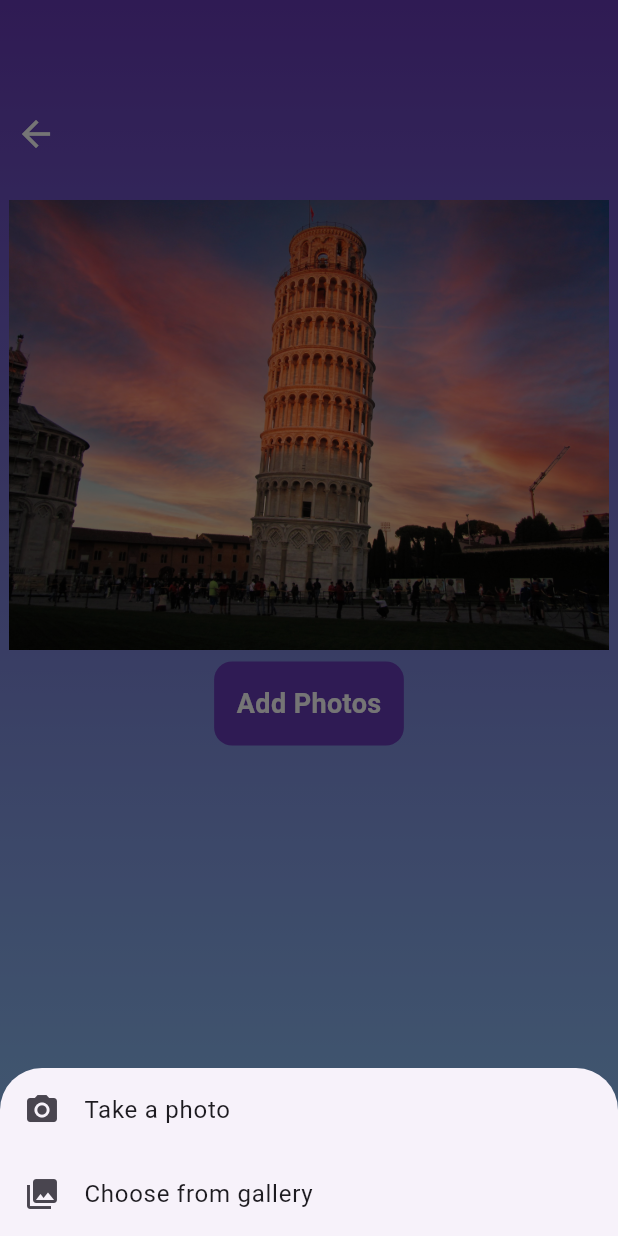
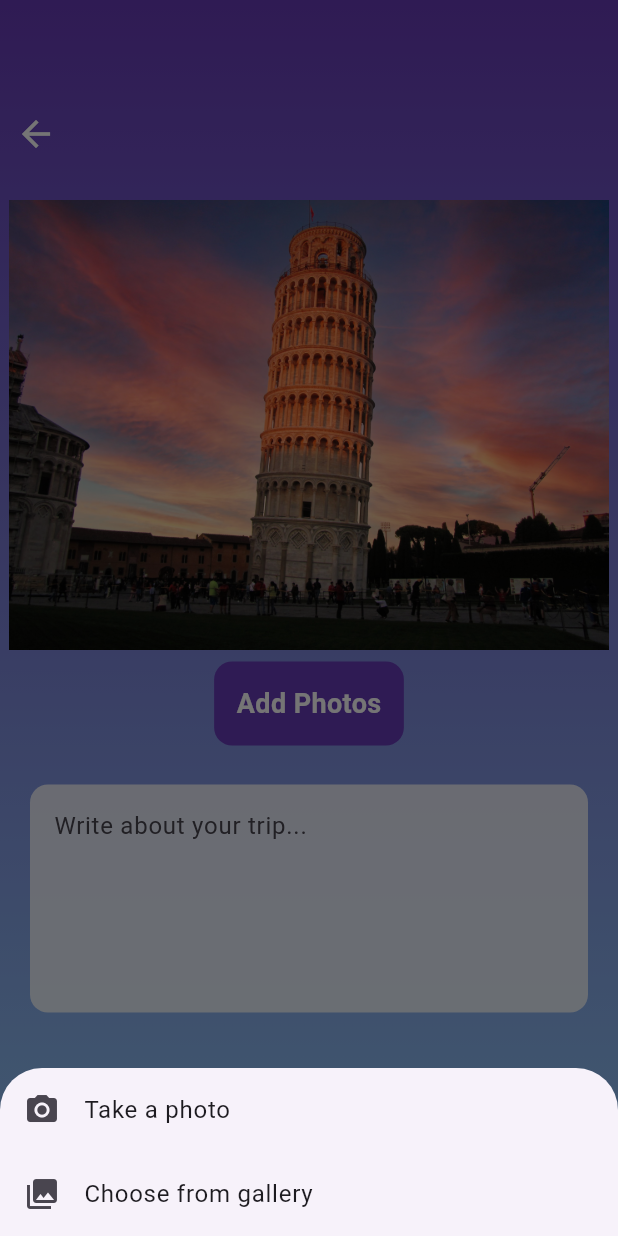
Before and after one commit to timahern/BucketLists, a Flutter app: the BucketItemScreen screen opened directly with empty values, after a tap on "Add Photos", on a phone screen of 412 x 824 dp. Run offline on Flutter 3.47's test engine with Material 3 defaults, Android fonts, the phone set to English and light mode, and no system bars; our stand-ins replace cloud_firestore, firebase_auth, firebase_core, flutter_slidable, google_fonts, image_picker; accounts and stored records are empty.

Commit message:
added description box for bucket item screen and saving function for it

```diff
--- a/bucket_list_app/lib/screens/bucket_item_screen.dart
+++ b/bucket_list_app/lib/screens/bucket_item_screen.dart
@@ -20,19 +20,27 @@ class BucketItemScreen extends StatefulWidget {
 
 class _BucketItemScreenState extends State<BucketItemScreen> {
 
+  TextEditingController _descriptionController = TextEditingController();
+
   final ImagePicker picker = ImagePicker();
   late PageController _pageController;
   int _currentPage = 0;
 
   @override
   void initState() {
+
     super.initState();
+    _descriptionController = TextEditingController(
+      text: widget.bucketItem.description ?? '',
+    );
+
     _pageController = PageController(viewportFraction: 0.85);
    // _pageController = PageController();
   }
 
   @override
   void dispose() {
+    _descriptionController.dispose();
     _pageController.dispose();
     super.dispose();
   }
@@ -193,6 +201,31 @@ class _BucketItemScreenState extends State<BucketItemScreen> {
   }
 
 
+  //saving the description function
+  Future<void> saveDescription(String newDescription) async {
+    try {
+      final itemRef = FirebaseFirestore.instance
+          .collection('bucket_items')
+          .doc(widget.bucketItem.id);
+
+      await itemRef.update({
+        'description': newDescription,
+      });
+
+      print("✅ Description updated.");
+
+      setState(() {
+        widget.bucketItem.description = newDescription;
+      });
+
+      widget.onUpdate();
+    } catch (e) {
+      print("❌ Failed to update description: $e");
+      ScaffoldMessenger.of(context).showSnackBar(
+        SnackBar(content: Text('Failed to update description: $e')),
+      );
+    }
+  }
 
 
 
@@ -212,7 +245,8 @@ class _BucketItemScreenState extends State<BucketItemScreen> {
       child: Scaffold(
         backgroundColor: Colors.transparent,
 
-        body: Column(
+        body: SingleChildScrollView(
+          child: Column(
             children: [
               Align(
                 alignment: Alignment.center,
@@ -286,8 +320,41 @@ class _BucketItemScreenState extends State<BucketItemScreen> {
                 ),
               ),
 
+              //Description box for the bucket item (might be moved above the photos later)
+
+              Padding(
+                padding: const EdgeInsets.symmetric(horizontal: 20.0, vertical: 10.0),
+                child: Column(
+                  crossAxisAlignment: CrossAxisAlignment.start,
+                  children: [
+                    SizedBox(height: 8),
+                    Container(
+                      decoration: BoxDecoration(
+                        color: Colors.white.withOpacity(0.8),
+                        borderRadius: BorderRadius.circular(12),
+                      ),
+                      child: TextField(
+                        controller: _descriptionController,
+                        maxLines: 5,
+                        decoration: InputDecoration(
+                          hintText: "Write about your trip...",
+                          contentPadding: EdgeInsets.all(16),
+                          border: InputBorder.none,
+                        ),
+                        onChanged: (value) {
+                          saveDescription(value);
+                        }
+                      ),
+                    ),
+                  ],
+                ),
+              ),
+
+
+
             ],
 
+          ),
         )
 
 
```
Also changed, not shown: 4 other files. Lines whose indentation alone changed are shown as unchanged.
